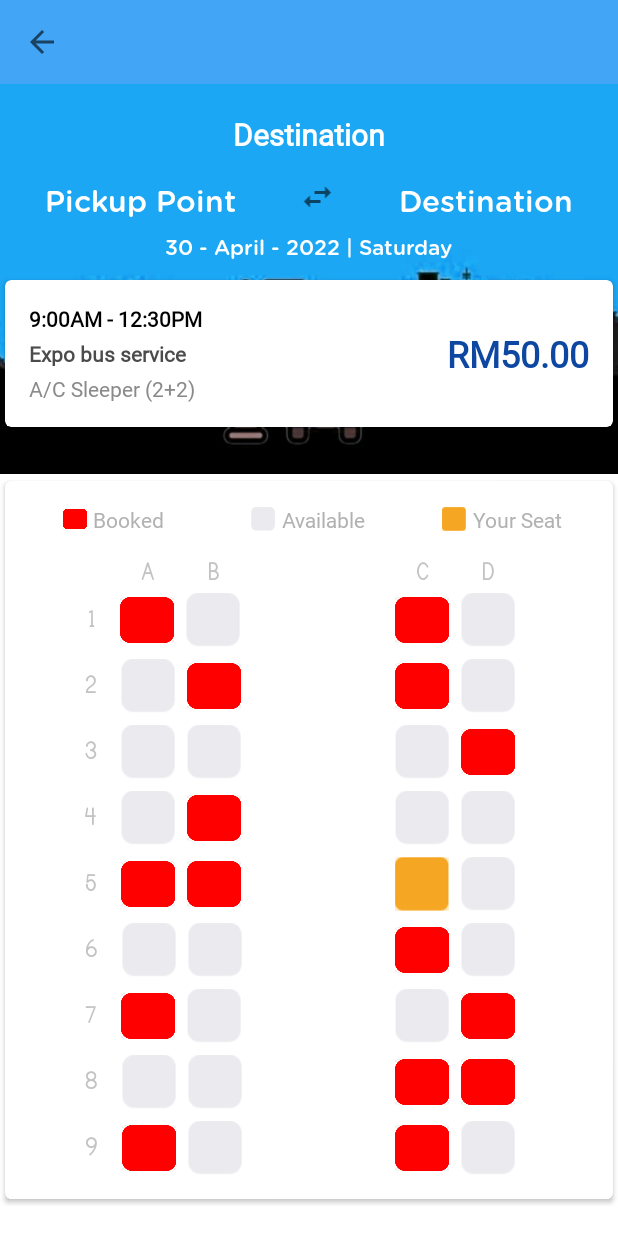
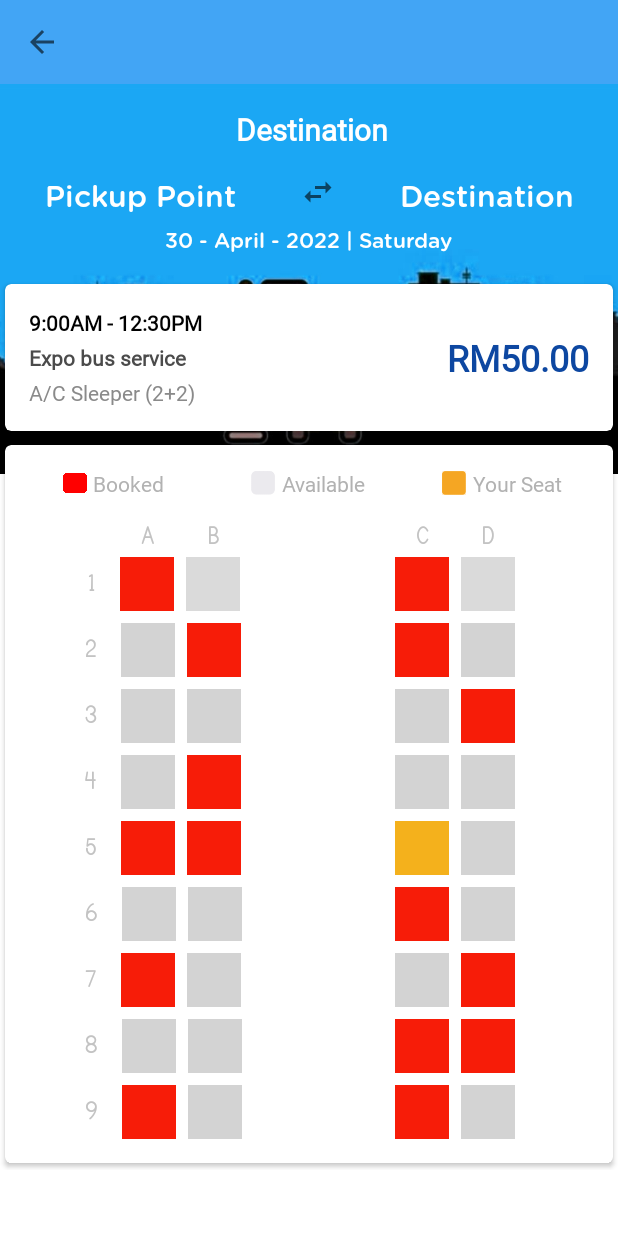
Before and after one commit to FA2500/MatahariTicket, an Android app: the seats screen opened directly, with no data from a screen before it, on a phone screen of 412 x 824 dp. Run offline under Robolectric (Android 15) with nearby library versions, the phone set to English and light mode, and no system bars; Roboto replaces fonts that are not available here; 1 statement that could not run was skipped.

Commit message:
tukar seat
seat drawable jadi color

```diff
--- a/app/src/main/res/layout/activity_2d_seats_main.xml
+++ b/app/src/main/res/layout/activity_2d_seats_main.xml
@@ -11,7 +11,7 @@
 
         <androidx.appcompat.widget.Toolbar
             android:id="@+id/toolbar3"
-            android:layout_width="match_parent"
+            android:layout_width="0dp"
             android:layout_height="wrap_content"
             android:background="#42A5F5"
             android:minHeight="?attr/actionBarSize"
@@ -31,13 +31,12 @@
             app:layout_constraintTop_toTopOf="parent"></ImageButton>
 
         <ImageView
-            android:id="@+id/background"
+            android:id="@+id/imageView5"
             android:layout_width="0dp"
             android:layout_height="260dp"
             android:scaleType="centerCrop"
             android:src="@drawable/header"
             app:layout_constraintEnd_toEndOf="parent"
-            app:layout_constraintHorizontal_bias="0.0"
             app:layout_constraintStart_toStartOf="parent"
             app:layout_constraintTop_toBottomOf="@+id/toolbar3">
 
@@ -47,80 +46,79 @@
             android:id="@+id/textView6"
             android:layout_width="wrap_content"
             android:layout_height="wrap_content"
-            android:layout_marginTop="20dp"
+            android:layout_marginBottom="16dp"
             android:fontFamily="@font/calibri"
             android:text="Destination"
             android:textColor="@color/white"
             android:textSize="20sp"
             android:textStyle="bold"
-            app:layout_constraintEnd_toEndOf="parent"
-            app:layout_constraintStart_toStartOf="parent"
-            app:layout_constraintTop_toBottomOf="@+id/toolbar3" />
+            app:layout_constraintBottom_toTopOf="@+id/textView7"
+            app:layout_constraintStart_toEndOf="@+id/textView7" />
 
         <TextView
             android:id="@+id/textView7"
             android:layout_width="wrap_content"
             android:layout_height="wrap_content"
             android:layout_marginStart="30dp"
-            android:layout_marginTop="16dp"
             android:fontFamily="@font/gotham"
             android:text="Pickup Point"
             android:textColor="@color/white"
             android:textSize="20sp"
+            app:layout_constraintEnd_toStartOf="@+id/imageView6"
             app:layout_constraintStart_toStartOf="parent"
-            app:layout_constraintTop_toBottomOf="@+id/textView6" />
+            app:layout_constraintTop_toTopOf="@+id/imageView6" />
 
         <TextView
             android:id="@+id/textView8"
             android:layout_width="wrap_content"
             android:layout_height="wrap_content"
-            android:layout_marginTop="16dp"
-            android:layout_marginEnd="30dp"
+            android:layout_marginTop="60dp"
+            android:layout_marginEnd="29dp"
             android:fontFamily="@font/gotham"
             android:text="Destination"
             android:textColor="@color/white"
             android:textSize="20sp"
             app:layout_constraintEnd_toEndOf="parent"
-            app:layout_constraintTop_toBottomOf="@+id/textView6" />
+            app:layout_constraintStart_toEndOf="@+id/imageView6"
+            app:layout_constraintTop_toTopOf="@+id/imageView5" />
 
         <ImageView
             android:id="@+id/imageView6"
             android:layout_width="0dp"
             android:layout_height="wrap_content"
             android:layout_gravity="center"
-            android:layout_marginTop="16dp"
             android:layout_weight="10"
             android:src="@drawable/ic_baseline_swap_horiz_24"
             app:layout_constraintEnd_toStartOf="@+id/textView8"
             app:layout_constraintStart_toEndOf="@+id/textView7"
-            app:layout_constraintTop_toBottomOf="@+id/textView6" />
+            app:layout_constraintTop_toTopOf="@+id/textView8" />
 
         <TextView
             android:id="@+id/textView9"
             android:layout_width="wrap_content"
             android:layout_height="wrap_content"
-            android:layout_marginTop="7dp"
+            android:layout_marginTop="6dp"
             android:fontFamily="@font/gotham"
             android:text="30 - April - 2022 | Saturday"
             android:textColor="@color/white"
             app:layout_constraintEnd_toEndOf="parent"
             app:layout_constraintStart_toStartOf="parent"
-            app:layout_constraintTop_toBottomOf="@+id/textView7" />
+            app:layout_constraintTop_toBottomOf="@+id/textView8" />
 
         <androidx.cardview.widget.CardView
             android:id="@+id/cardView"
-            android:layout_width="match_parent"
+            android:layout_width="0dp"
             android:layout_height="wrap_content"
+            android:layout_marginTop="15dp"
             android:clickable="true"
             android:focusable="true"
             android:foreground="?android:attr/selectableItemBackground"
             app:cardCornerRadius="4dp"
             app:cardUseCompatPadding="true"
             app:contentPadding="16dp"
-            app:layout_constraintBottom_toBottomOf="@+id/background"
             app:layout_constraintEnd_toEndOf="parent"
             app:layout_constraintStart_toStartOf="parent"
-            app:layout_constraintTop_toTopOf="@+id/textView9">
+            app:layout_constraintTop_toBottomOf="@+id/textView9">
 
             <LinearLayout
                 android:layout_width="match_parent"
@@ -183,14 +181,15 @@
         </androidx.cardview.widget.CardView>
 
         <androidx.cardview.widget.CardView
+            android:id="@+id/cardView7"
             android:layout_width="match_parent"
             android:layout_height="wrap_content"
             app:cardCornerRadius="4dp"
             app:cardUseCompatPadding="true"
             app:contentPadding="8dp"
-            app:layout_constraintEnd_toEndOf="parent"
-            app:layout_constraintStart_toStartOf="parent"
-            app:layout_constraintTop_toBottomOf="@+id/background">
+            app:layout_constraintEnd_toEndOf="@+id/cardView"
+            app:layout_constraintStart_toStartOf="@+id/cardView"
+            app:layout_constraintTop_toBottomOf="@+id/cardView">
 
 
             <LinearLayout
@@ -382,13 +381,13 @@
                             android:layout_width="36dp"
                             android:layout_height="36dp"
                             android:layout_marginEnd="4dp"
-                            android:src="@drawable/booked_img2" />
+                            android:background="@color/red" />
 
                         <ImageView
                             android:layout_width="36dp"
                             android:layout_height="36dp"
                             android:layout_marginStart="4dp"
-                            android:src="@drawable/available_img" />
+                            android:src="#d3d3d3d3" />
 
                     </LinearLayout>
 
@@ -402,13 +401,13 @@
                             android:layout_width="36dp"
                             android:layout_height="36dp"
                             android:layout_marginEnd="4dp"
-                            android:src="@drawable/booked_img2" />
+                            android:src="@color/red" />
 
                         <ImageView
                             android:layout_width="36dp"
                             android:layout_height="36dp"
                             android:layout_marginStart="4dp"
-                            android:src="@drawable/available_img" />
+                            android:src="#d3d3d3d3" />
 
                     </LinearLayout>
 
@@ -442,13 +441,13 @@
                             android:layout_width="36dp"
                             android:layout_height="36dp"
                             android:layout_marginEnd="4dp"
-                            android:src="@drawable/available_img" />
+                            android:src="#d3d3d3" />
 
                         <ImageView
                             android:layout_width="36dp"
                             android:layout_height="36dp"
                             android:layout_marginStart="4dp"
-                            android:src="@drawable/booked_img2" />
+                            android:src="@color/red" />
 
                     </LinearLayout>
 
@@ -462,13 +461,13 @@
                             android:layout_width="36dp"
                             android:layout_height="36dp"
                             android:layout_marginEnd="4dp"
-                            android:src="@drawable/booked_img2" />
+                            android:src="@color/red" />
 
                         <ImageView
                             android:layout_width="36dp"
                             android:layout_height="36dp"
                             android:layout_marginStart="4dp"
-                            android:src="@drawable/available_img" />
+                            android:src="#d3d3d3" />
 
                     </LinearLayout>
 
@@ -501,13 +500,13 @@
                             android:layout_width="36dp"
                             android:layout_height="36dp"
                             android:layout_marginEnd="4dp"
-                            android:src="@drawable/available_img" />
+                            android:src="#d3d3d3" />
 
                         <ImageView
                             android:layout_width="36dp"
                             android:layout_height="36dp"
                             android:layout_marginStart="4dp"
-                            android:src="@drawable/available_img" />
+                            android:src="#d3d3d3" />
 
                     </LinearLayout>
 
@@ -521,13 +520,13 @@
                             android:layout_width="36dp"
                             android:layout_height="36dp"
                             android:layout_marginEnd="4dp"
-                            android:src="@drawable/available_img" />
+                            android:src="#d3d3d3" />
 
                         <ImageView
                             android:layout_width="36dp"
                             android:layout_height="36dp"
                             android:layout_marginStart="4dp"
-                            android:src="@drawable/booked_img2" />
+                            android:src="@color/red" />
 
                     </LinearLayout>
 
@@ -560,13 +559,13 @@
                             android:layout_width="36dp"
                             android:layout_height="36dp"
                             android:layout_marginEnd="4dp"
-                            android:src="@drawable/available_img" />
+                            android:src="#d3d3d3" />
 
                         <ImageView
                             android:layout_width="36dp"
                             android:layout_height="36dp"
                             android:layout_marginStart="4dp"
-                            android:src="@drawable/booked_img2" />
+                            android:src="@color/red" />
 
                     </LinearLayout>
 
@@ -580,13 +579,13 @@
                             android:layout_width="36dp"
                             android:layout_height="36dp"
                             android:layout_marginEnd="4dp"
-                            android:src="@drawable/available_img" />
+                            android:src="#d3d3d3" />
 
                         <ImageView
                             android:layout_width="36dp"
                             android:layout_height="36dp"
                             android:layout_marginStart="4dp"
-                            android:src="@drawable/available_img" />
+                            android:src="#d3d3d3" />
 
                     </LinearLayout>
 
@@ -619,13 +618,13 @@
                             android:layout_width="36dp"
                             android:layout_height="36dp"
                             android:layout_marginEnd="4dp"
-                            android:src="@drawable/booked_img2" />
+                            android:src="@color/red" />
 
                         <ImageView
                             android:layout_width="36dp"
                             android:layout_height="36dp"
                             android:layout_marginStart="4dp"
-                            android:src="@drawable/booked_img2" />
+                            android:src="@color/red" />
 
                     </LinearLayout>
 
@@ -639,13 +638,13 @@
                             android:layout_width="36dp"
                             android:layout_height="36dp"
                             android:layout_marginEnd="4dp"
-                            android:src="@drawable/your_seat_img" />
+                            android:src="@color/Yellow" />
 
                         <ImageView
                             android:layout_width="36dp"
                             android:layout_height="36dp"
                             android:layout_marginStart="4dp"
-                            android:src="@drawable/available_img" />
+                            android:src="#d3d3d3" />
 
                     </LinearLayout>
 
@@ -678,13 +677,13 @@
                             android:layout_width="36dp"
                             android:layout_height="36dp"
                             android:layout_marginEnd="4dp"
-                            android:src="@drawable/available_img" />
+                            android:src="#d3d3d3" />
 
                         <ImageView
                             android:layout_width="36dp"
                             android:layout_height="36dp"
                             android:layout_marginStart="4dp"
-                            android:src="@drawable/available_img" />
+                            android:src="#d3d3d3" />
 
                     </LinearLayout>
 
@@ -698,13 +697,13 @@
                             android:layout_width="36dp"
                             android:layout_height="36dp"
                             android:layout_marginEnd="4dp"
-                            android:src="@drawable/booked_img2" />
+                            android:src="@color/red" />
 
                         <ImageView
                             android:layout_width="36dp"
                             android:layout_height="36dp"
                             android:layout_marginStart="4dp"
-                            android:src="@drawable/available_img" />
+                            android:src="#d3d3d3" />
 
                     </LinearLayout>
 
@@ -737,13 +736,13 @@
                             android:layout_width="36dp"
                             android:layout_height="36dp"
                             android:layout_marginEnd="4dp"
-                            android:src="@drawable/booked_img2" />
+                            android:src="@color/red" />
 
                         <ImageView
                             android:layout_width="36dp"
                             android:layout_height="36dp"
                             android:layout_marginStart="4dp"
-                            android:src="@drawable/available_img" />
+                            android:src="#d3d3d3" />
 
                     </LinearLayout>
 
@@ -757,13 +756,13 @@
                             android:layout_width="36dp"
                             android:layout_height="36dp"
                             android:layout_marginEnd="4dp"
-                            android:src="@drawable/available_img" />
+                            android:src="#d3d3d3" />
 
                         <ImageView
                             android:layout_width="36dp"
                             android:layout_height="36dp"
                             android:layout_marginStart="4dp"
-                            android:src="@drawable/booked_img2" />
+                            android:src="@color/red" />
 
                     </LinearLayout>
 
@@ -796,13 +795,13 @@
                             android:layout_width="36dp"
                             android:layout_height="36dp"
                             android:layout_marginEnd="4dp"
-                            android:src="@drawable/available_img" />
+                            android:src="#d3d3d3" />
 
                         <ImageView
                             android:layout_width="36dp"
                             android:layout_height="36dp"
                             android:layout_marginStart="4dp"
-                            android:src="@drawable/available_img" />
+                            android:src="#d3d3d3" />
 
                     </LinearLayout>
 
@@ -816,13 +815,13 @@
                             android:layout_width="36dp"
                             android:layout_height="36dp"
                             android:layout_marginEnd="4dp"
-                            android:src="@drawable/booked_img2"/>
+                            android:src="@color/red" />
 
                         <ImageView
                             android:layout_width="36dp"
                             android:layout_height="36dp"
                             android:layout_marginStart="4dp"
-                            android:src="@drawable/booked_img2" />
+                            android:src="@color/red" />
 
                     </LinearLayout>
 
@@ -855,13 +854,13 @@
                             android:layout_width="36dp"
                             android:layout_height="36dp"
                             android:layout_marginEnd="4dp"
-                            android:src="@drawable/booked_img2" />
+                            android:src="@color/red" />
 
                         <ImageView
                             android:layout_width="36dp"
                             android:layout_height="36dp"
                             android:layout_marginStart="4dp"
-                            android:src="@drawable/available_img" />
+                            android:src="#d3d3d3" />
 
                     </LinearLayout>
 
@@ -875,13 +874,13 @@
                             android:layout_width="36dp"
                             android:layout_height="36dp"
                             android:layout_marginEnd="4dp"
-                            android:src="@drawable/booked_img2" />
+                            android:src="@color/red" />
 
                         <ImageView
                             android:layout_width="36dp"
                             android:layout_height="36dp"
                             android:layout_marginStart="4dp"
-                            android:src="@drawable/available_img" />
+                            android:src="#d3d3d3" />
 
                     </LinearLayout>
 
--- a/app/src/main/res/layout/activity_main.xml
+++ b/app/src/main/res/layout/activity_main.xml
@@ -30,7 +30,7 @@
             android:id="@+id/textView4"
             android:layout_width="wrap_content"
             android:layout_height="wrap_content"
-            android:layout_marginTop="24dp"
+            android:layout_marginTop="8dp"
             android:fontFamily="@font/gotham"
             android:text="Welcome, Juno!"
             android:textColor="@color/white"
```
